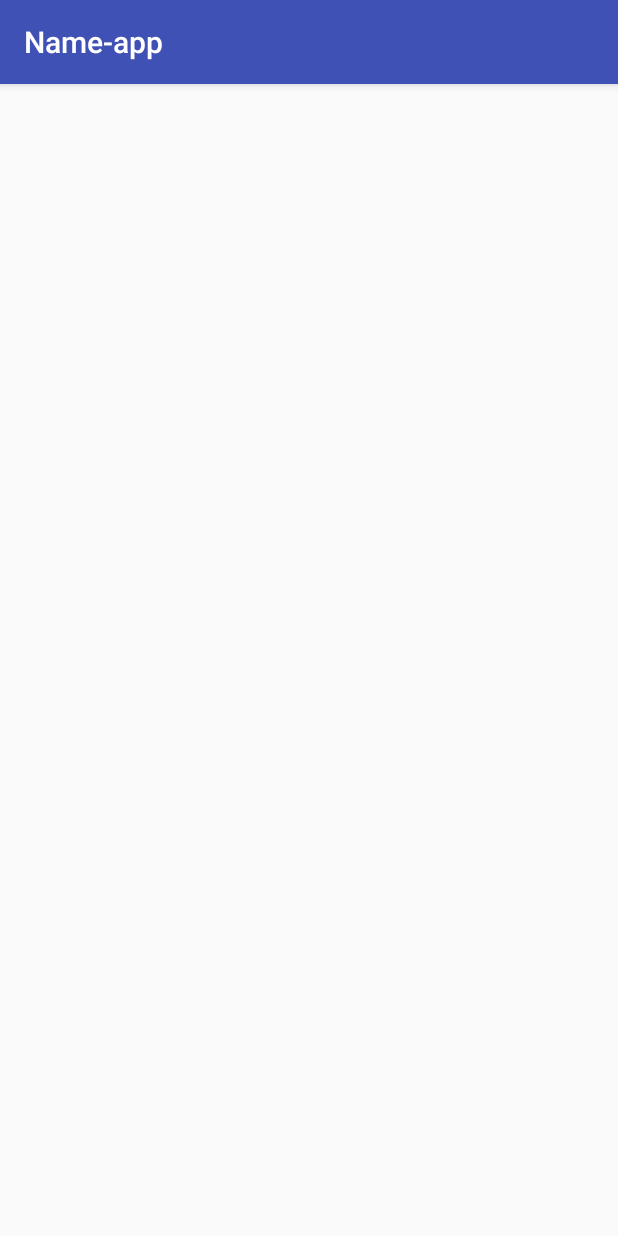
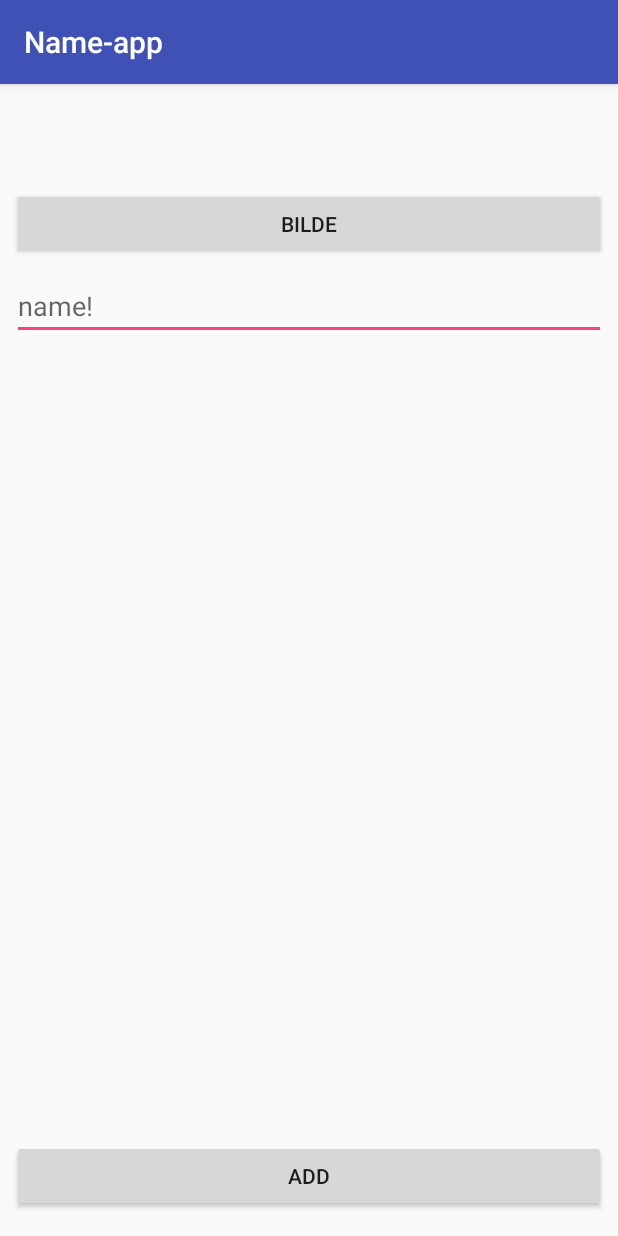
Before and after one commit to Ferdizz/DAT153_Oblig1, an Android app: the AddPersonActivity screen opened directly, with no data from a screen before it, on a phone screen of 412 x 824 dp. Run offline under Robolectric (Android 15) with nearby library versions, the phone set to English and light mode, and no system bars.

Commit message:
Added + button on gallery and AddPersonActivity

```diff
--- a/app/src/main/res/layout/activity_add_person.xml
+++ b/app/src/main/res/layout/activity_add_person.xml
@@ -6,4 +6,60 @@
     android:layout_height="match_parent"
     tools:context="no.hvl.nameapp.AddPersonActivity">
 
+    <Button
+        android:id="@+id/button4"
+        android:layout_width="0dp"
+        android:layout_height="wrap_content"
+        android:layout_marginBottom="8dp"
+        android:layout_marginEnd="8dp"
+        android:layout_marginStart="8dp"
+        android:layout_marginTop="8dp"
+        android:onClick="requestImage"
+        android:text="Bilde"
+        app:layout_constraintBottom_toBottomOf="parent"
+        app:layout_constraintEnd_toEndOf="parent"
+        app:layout_constraintStart_toStartOf="parent"
+        app:layout_constraintTop_toTopOf="parent"
+        app:layout_constraintVertical_bias="0.087" />
+
+    <EditText
+        android:id="@+id/editText"
+        android:layout_width="0dp"
+        android:layout_height="wrap_content"
+        android:layout_marginEnd="8dp"
+        android:layout_marginStart="8dp"
+        android:layout_marginTop="8dp"
+        android:ems="10"
+        android:hint="name!"
+        android:inputType="textPersonName"
+        app:layout_constraintEnd_toEndOf="parent"
+        app:layout_constraintHorizontal_bias="0.503"
+        app:layout_constraintStart_toStartOf="parent"
+        app:layout_constraintTop_toBottomOf="@+id/button4" />
+
+    <Button
+        android:id="@+id/button5"
+        android:layout_width="0dp"
+        android:layout_height="wrap_content"
+        android:layout_marginBottom="16dp"
+        android:layout_marginEnd="8dp"
+        android:layout_marginStart="8dp"
+        android:onClick="addPerson"
+        android:text="Add"
+        app:layout_constraintBottom_toBottomOf="parent"
+        app:layout_constraintEnd_toEndOf="parent"
+        app:layout_constraintStart_toStartOf="parent" />
+
+    <ImageView
+        android:id="@+id/imageView"
+        android:layout_width="wrap_content"
+        android:layout_height="wrap_content"
+        android:layout_marginEnd="8dp"
+        android:layout_marginStart="8dp"
+        android:layout_marginTop="8dp"
+        app:layout_constraintBottom_toTopOf="@+id/button5"
+        app:layout_constraintEnd_toEndOf="parent"
+        app:layout_constraintStart_toStartOf="parent"
+        app:layout_constraintTop_toBottomOf="@+id/editText"
+        app:srcCompat="@android:color/background_light" />
 </android.support.constraint.ConstraintLayout>
```
Also changed, not shown: app/src/main/java/no/hvl/nameapp/AddPersonActivity.java (+45 -0 lines).
